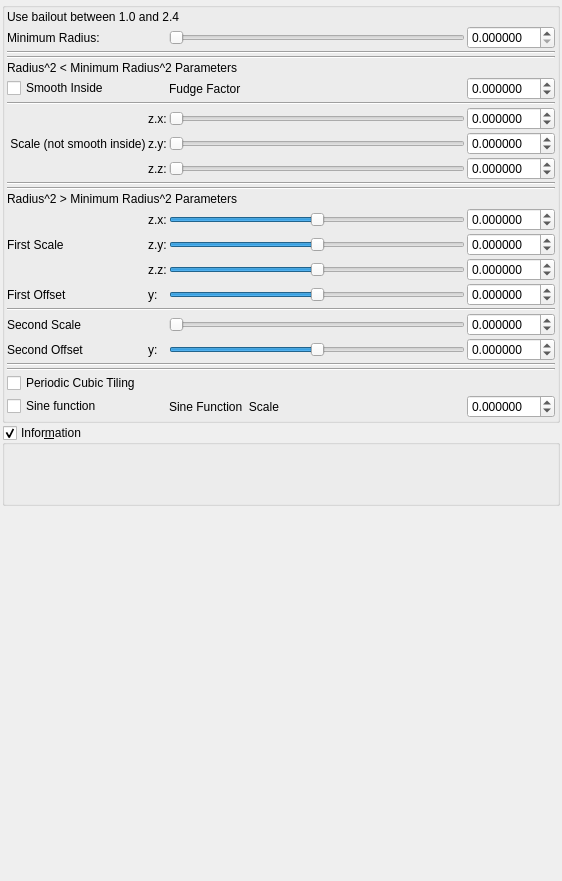
Before: the Qt Designer form mandelbulber2/qt_data/fractal_riemann_bulb_msltoe_mod2.ui in buddhi1980/mandelbulber2, drawn with Qt 5.
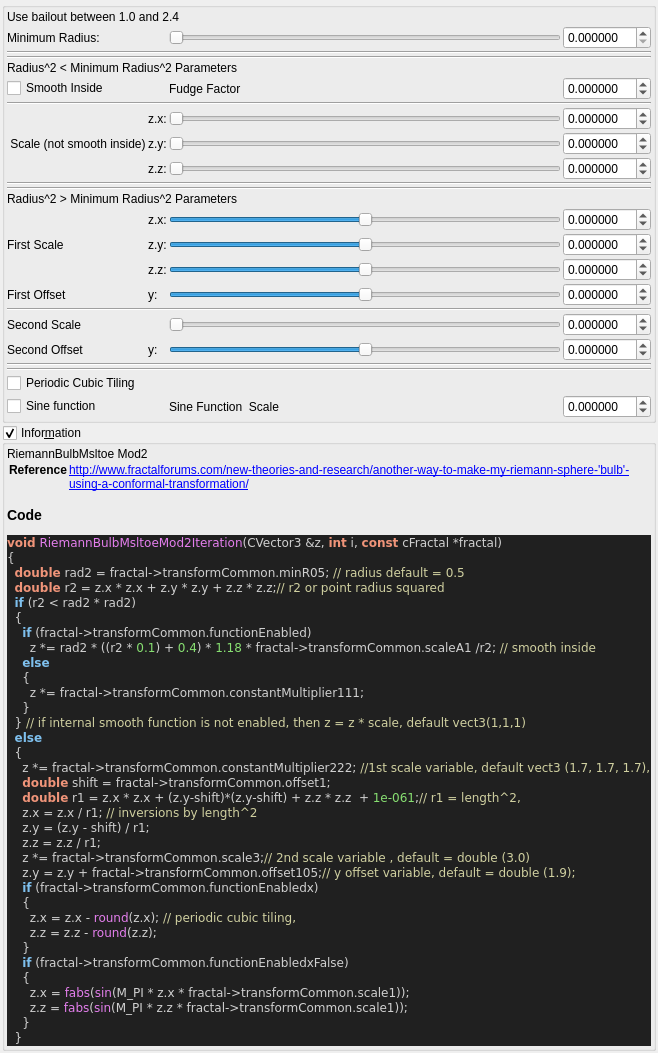
After: the same form once the commit is applied. Custom widgets are drawn as their Qt base class.

Commit message: updated information boxes and formula icons for MsltoeToroidal RiemannBulbMsltoeMod2

What changed in the file:
```diff
--- a/mandelbulber2/qt_data/fractal_riemann_bulb_msltoe_mod2.ui
+++ b/mandelbulber2/qt_data/fractal_riemann_bulb_msltoe_mod2.ui
@@ -880,13 +880,57 @@
       <item>
        <widget class="QLabel" name="label_4">
         <property name="text">
-         <string>&lt;!DOCTYPE HTML PUBLIC &quot;-//W3C//DTD HTML 4.0//EN&quot; &quot;http://www.w3.org/TR/REC-html40/strict.dtd&quot;&gt;
-&lt;html&gt;&lt;head&gt;&lt;meta name=&quot;qrichtext&quot; content=&quot;1&quot; /&gt;&lt;style type=&quot;text/css&quot;&gt;
-p, li { white-space: pre-wrap; }
-&lt;/style&gt;&lt;/head&gt;&lt;body style=&quot; font-family:'Ubuntu'; font-size:11pt; font-weight:400; font-style:normal;&quot;&gt;
-&lt;p style=&quot;-qt-paragraph-type:empty; margin-top:0px; margin-bottom:0px; margin-left:0px; margin-right:0px; -qt-block-indent:0; text-indent:0px;&quot;&gt;&lt;br /&gt;&lt;/p&gt;
-&lt;p style=&quot;-qt-paragraph-type:empty; margin-top:0px; margin-bottom:0px; margin-left:0px; margin-right:0px; -qt-block-indent:0; text-indent:0px; text-decoration: underline;&quot;&gt;&lt;br /&gt;&lt;/p&gt;
-&lt;p style=&quot; margin-top:0px; margin-bottom:0px; margin-left:0px; margin-right:0px; -qt-block-indent:0; text-indent:0px;&quot;&gt;  &lt;/p&gt;&lt;/body&gt;&lt;/html&gt;</string>
+         <string>&lt;p&gt;RiemannBulbMsltoe Mod2&lt;/p&gt;&lt;table&gt;
+&lt;tr&gt;&lt;th&gt;Reference&lt;/th&gt;&lt;td&gt;&lt;a href=&quot;http://www.fractalforums.com/new-theories-and-research/another-way-to-make-my-riemann-sphere-'bulb'-using-a-conformal-transformation/&quot;&gt;http://www.fractalforums.com/new-theories-and-research/another-way-to-make-my-riemann-sphere-'bulb'-using-a-conformal-transformation/&lt;/a&gt;&lt;/td&gt;&lt;/tr&gt;
+&lt;/table&gt;
+&lt;h3&gt;Code&lt;/h3&gt;
+&lt;!DOCTYPE HTML PUBLIC &quot;-//W3C//DTD HTML 4.0 Transitional//EN&quot;&gt;
+&lt;html&gt;
+&lt;head&gt;
+&lt;meta http-equiv=&quot;content-type&quot; content=&quot;text/html; charset=ISO-8859-1&quot;&gt;
+&lt;title&gt;Source file&lt;/title&gt;
+&lt;/head&gt;
+&lt;body style=&quot;background-color:#202020&quot;&gt;
+&lt;pre style=&quot;color:#d0d0d0; background-color:#202020;  font-family:'Courier New';&quot;&gt;&lt;span style=&quot;color:#f09479; font-weight:bold&quot;&gt;void&lt;/span&gt; &lt;span style=&quot;color:#e47eed&quot;&gt;RiemannBulbMsltoeMod2Iteration&lt;/span&gt;&lt;span style=&quot;color:#d0d0d0&quot;&gt;(&lt;/span&gt;CVector3 &lt;span style=&quot;color:#d0d0d0&quot;&gt;&amp;amp;&lt;/span&gt;z&lt;span style=&quot;color:#d0d0d0&quot;&gt;,&lt;/span&gt; &lt;span style=&quot;color:#f09479; font-weight:bold&quot;&gt;int&lt;/span&gt; i&lt;span style=&quot;color:#d0d0d0&quot;&gt;,&lt;/span&gt; &lt;span style=&quot;color:#f09479; font-weight:bold&quot;&gt;const&lt;/span&gt; cFractal &lt;span style=&quot;color:#d0d0d0&quot;&gt;*&lt;/span&gt;fractal&lt;span style=&quot;color:#d0d0d0&quot;&gt;)&lt;/span&gt;
+&lt;span style=&quot;color:#d0d0d0&quot;&gt;{&lt;/span&gt;
+  &lt;span style=&quot;color:#f09479; font-weight:bold&quot;&gt;double&lt;/span&gt; rad2 &lt;span style=&quot;color:#d0d0d0&quot;&gt;=&lt;/span&gt; fractal&lt;span style=&quot;color:#d0d0d0&quot;&gt;-&amp;gt;&lt;/span&gt;transformCommon&lt;span style=&quot;color:#d0d0d0&quot;&gt;.&lt;/span&gt;minR05&lt;span style=&quot;color:#d0d0d0&quot;&gt;;&lt;/span&gt; &lt;span style=&quot;color:#d0d0a0&quot;&gt;// radius default = 0.5&lt;/span&gt;
+  &lt;span style=&quot;color:#f09479; font-weight:bold&quot;&gt;double&lt;/span&gt; r2 &lt;span style=&quot;color:#d0d0d0&quot;&gt;=&lt;/span&gt; z&lt;span style=&quot;color:#d0d0d0&quot;&gt;.&lt;/span&gt;x &lt;span style=&quot;color:#d0d0d0&quot;&gt;*&lt;/span&gt; z&lt;span style=&quot;color:#d0d0d0&quot;&gt;.&lt;/span&gt;x &lt;span style=&quot;color:#d0d0d0&quot;&gt;+&lt;/span&gt; z&lt;span style=&quot;color:#d0d0d0&quot;&gt;.&lt;/span&gt;y &lt;span style=&quot;color:#d0d0d0&quot;&gt;*&lt;/span&gt; z&lt;span style=&quot;color:#d0d0d0&quot;&gt;.&lt;/span&gt;y &lt;span style=&quot;color:#d0d0d0&quot;&gt;+&lt;/span&gt; z&lt;span style=&quot;color:#d0d0d0&quot;&gt;.&lt;/span&gt;z &lt;span style=&quot;color:#d0d0d0&quot;&gt;*&lt;/span&gt; z&lt;span style=&quot;color:#d0d0d0&quot;&gt;.&lt;/span&gt;z&lt;span style=&quot;color:#d0d0d0&quot;&gt;;&lt;/span&gt;&lt;span style=&quot;color:#d0d0a0&quot;&gt;// r2 or point radius squared&lt;/span&gt;
+  &lt;span style=&quot;color:#7ec0ee; font-weight:bold&quot;&gt;if&lt;/span&gt; &lt;span style=&quot;color:#d0d0d0&quot;&gt;(&lt;/span&gt;r2 &lt;span style=&quot;color:#d0d0d0&quot;&gt;&amp;lt;&lt;/span&gt; rad2 &lt;span style=&quot;color:#d0d0d0&quot;&gt;*&lt;/span&gt; rad2&lt;span style=&quot;color:#d0d0d0&quot;&gt;)&lt;/span&gt;
+  &lt;span style=&quot;color:#d0d0d0&quot;&gt;{&lt;/span&gt;
+    &lt;span style=&quot;color:#7ec0ee; font-weight:bold&quot;&gt;if&lt;/span&gt; &lt;span style=&quot;color:#d0d0d0&quot;&gt;(&lt;/span&gt;fractal&lt;span style=&quot;color:#d0d0d0&quot;&gt;-&amp;gt;&lt;/span&gt;transformCommon&lt;span style=&quot;color:#d0d0d0&quot;&gt;.&lt;/span&gt;functionEnabled&lt;span style=&quot;color:#d0d0d0&quot;&gt;)&lt;/span&gt;
+      z &lt;span style=&quot;color:#d0d0d0&quot;&gt;*=&lt;/span&gt; rad2 &lt;span style=&quot;color:#d0d0d0&quot;&gt;* ((&lt;/span&gt;r2 &lt;span style=&quot;color:#d0d0d0&quot;&gt;*&lt;/span&gt; &lt;span style=&quot;color:#87df71&quot;&gt;0.1&lt;/span&gt;&lt;span style=&quot;color:#d0d0d0&quot;&gt;) +&lt;/span&gt; &lt;span style=&quot;color:#87df71&quot;&gt;0.4&lt;/span&gt;&lt;span style=&quot;color:#d0d0d0&quot;&gt;) *&lt;/span&gt; &lt;span style=&quot;color:#87df71&quot;&gt;1.18&lt;/span&gt; &lt;span style=&quot;color:#d0d0d0&quot;&gt;*&lt;/span&gt; fractal&lt;span style=&quot;color:#d0d0d0&quot;&gt;-&amp;gt;&lt;/span&gt;transformCommon&lt;span style=&quot;color:#d0d0d0&quot;&gt;.&lt;/span&gt;scaleA1 &lt;span style=&quot;color:#d0d0d0&quot;&gt;/&lt;/span&gt;r2&lt;span style=&quot;color:#d0d0d0&quot;&gt;;&lt;/span&gt; &lt;span style=&quot;color:#d0d0a0&quot;&gt;// smooth inside&lt;/span&gt;
+    &lt;span style=&quot;color:#7ec0ee; font-weight:bold&quot;&gt;else&lt;/span&gt;
+    &lt;span style=&quot;color:#d0d0d0&quot;&gt;{&lt;/span&gt;
+      z &lt;span style=&quot;color:#d0d0d0&quot;&gt;*=&lt;/span&gt; fractal&lt;span style=&quot;color:#d0d0d0&quot;&gt;-&amp;gt;&lt;/span&gt;transformCommon&lt;span style=&quot;color:#d0d0d0&quot;&gt;.&lt;/span&gt;constantMultiplier111&lt;span style=&quot;color:#d0d0d0&quot;&gt;;&lt;/span&gt;
+    &lt;span style=&quot;color:#d0d0d0&quot;&gt;}&lt;/span&gt;
+  &lt;span style=&quot;color:#d0d0d0&quot;&gt;}&lt;/span&gt; &lt;span style=&quot;color:#d0d0a0&quot;&gt;// if internal smooth function is not enabled, then z = z * scale, default vect3(1,1,1)&lt;/span&gt;
+  &lt;span style=&quot;color:#7ec0ee; font-weight:bold&quot;&gt;else&lt;/span&gt;
+  &lt;span style=&quot;color:#d0d0d0&quot;&gt;{&lt;/span&gt;
+    z &lt;span style=&quot;color:#d0d0d0&quot;&gt;*=&lt;/span&gt; fractal&lt;span style=&quot;color:#d0d0d0&quot;&gt;-&amp;gt;&lt;/span&gt;transformCommon&lt;span style=&quot;color:#d0d0d0&quot;&gt;.&lt;/span&gt;constantMultiplier222&lt;span style=&quot;color:#d0d0d0&quot;&gt;;&lt;/span&gt; &lt;span style=&quot;color:#d0d0a0&quot;&gt;//1st scale variable, default vect3 (1.7, 1.7, 1.7),&lt;/span&gt;
+    &lt;span style=&quot;color:#f09479; font-weight:bold&quot;&gt;double&lt;/span&gt; shift &lt;span style=&quot;color:#d0d0d0&quot;&gt;=&lt;/span&gt; fractal&lt;span style=&quot;color:#d0d0d0&quot;&gt;-&amp;gt;&lt;/span&gt;transformCommon&lt;span style=&quot;color:#d0d0d0&quot;&gt;.&lt;/span&gt;offset1&lt;span style=&quot;color:#d0d0d0&quot;&gt;;&lt;/span&gt;
+    &lt;span style=&quot;color:#f09479; font-weight:bold&quot;&gt;double&lt;/span&gt; r1 &lt;span style=&quot;color:#d0d0d0&quot;&gt;=&lt;/span&gt; z&lt;span style=&quot;color:#d0d0d0&quot;&gt;.&lt;/span&gt;x &lt;span style=&quot;color:#d0d0d0&quot;&gt;*&lt;/span&gt; z&lt;span style=&quot;color:#d0d0d0&quot;&gt;.&lt;/span&gt;x &lt;span style=&quot;color:#d0d0d0&quot;&gt;+ (&lt;/span&gt;z&lt;span style=&quot;color:#d0d0d0&quot;&gt;.&lt;/span&gt;y&lt;span style=&quot;color:#d0d0d0&quot;&gt;-&lt;/span&gt;shift&lt;span style=&quot;color:#d0d0d0&quot;&gt;)*(&lt;/span&gt;z&lt;span style=&quot;color:#d0d0d0&quot;&gt;.&lt;/span&gt;y&lt;span style=&quot;color:#d0d0d0&quot;&gt;-&lt;/span&gt;shift&lt;span style=&quot;color:#d0d0d0&quot;&gt;) +&lt;/span&gt; z&lt;span style=&quot;color:#d0d0d0&quot;&gt;.&lt;/span&gt;z &lt;span style=&quot;color:#d0d0d0&quot;&gt;*&lt;/span&gt; z&lt;span style=&quot;color:#d0d0d0&quot;&gt;.&lt;/span&gt;z  &lt;span style=&quot;color:#d0d0d0&quot;&gt;+&lt;/span&gt; &lt;span style=&quot;color:#87df71&quot;&gt;1e-061&lt;/span&gt;&lt;span style=&quot;color:#d0d0d0&quot;&gt;;&lt;/span&gt;&lt;span style=&quot;color:#d0d0a0&quot;&gt;// r1 = length^2,&lt;/span&gt;
+    z&lt;span style=&quot;color:#d0d0d0&quot;&gt;.&lt;/span&gt;x &lt;span style=&quot;color:#d0d0d0&quot;&gt;=&lt;/span&gt; z&lt;span style=&quot;color:#d0d0d0&quot;&gt;.&lt;/span&gt;x &lt;span style=&quot;color:#d0d0d0&quot;&gt;/&lt;/span&gt; r1&lt;span style=&quot;color:#d0d0d0&quot;&gt;;&lt;/span&gt; &lt;span style=&quot;color:#d0d0a0&quot;&gt;// inversions by length^2&lt;/span&gt;
+    z&lt;span style=&quot;color:#d0d0d0&quot;&gt;.&lt;/span&gt;y &lt;span style=&quot;color:#d0d0d0&quot;&gt;= (&lt;/span&gt;z&lt;span style=&quot;color:#d0d0d0&quot;&gt;.&lt;/span&gt;y &lt;span style=&quot;color:#d0d0d0&quot;&gt;-&lt;/span&gt; shift&lt;span style=&quot;color:#d0d0d0&quot;&gt;) /&lt;/span&gt; r1&lt;span style=&quot;color:#d0d0d0&quot;&gt;;&lt;/span&gt;
+    z&lt;span style=&quot;color:#d0d0d0&quot;&gt;.&lt;/span&gt;z &lt;span style=&quot;color:#d0d0d0&quot;&gt;=&lt;/span&gt; z&lt;span style=&quot;color:#d0d0d0&quot;&gt;.&lt;/span&gt;z &lt;span style=&quot;color:#d0d0d0&quot;&gt;/&lt;/span&gt; r1&lt;span style=&quot;color:#d0d0d0&quot;&gt;;&lt;/span&gt;
+    z &lt;span style=&quot;color:#d0d0d0&quot;&gt;*=&lt;/span&gt; fractal&lt;span style=&quot;color:#d0d0d0&quot;&gt;-&amp;gt;&lt;/span&gt;transformCommon&lt;span style=&quot;color:#d0d0d0&quot;&gt;.&lt;/span&gt;scale3&lt;span style=&quot;color:#d0d0d0&quot;&gt;;&lt;/span&gt;&lt;span style=&quot;color:#d0d0a0&quot;&gt;// 2nd scale variable , default = double (3.0)&lt;/span&gt;
+    z&lt;span style=&quot;color:#d0d0d0&quot;&gt;.&lt;/span&gt;y &lt;span style=&quot;color:#d0d0d0&quot;&gt;=&lt;/span&gt; z&lt;span style=&quot;color:#d0d0d0&quot;&gt;.&lt;/span&gt;y &lt;span style=&quot;color:#d0d0d0&quot;&gt;+&lt;/span&gt; fractal&lt;span style=&quot;color:#d0d0d0&quot;&gt;-&amp;gt;&lt;/span&gt;transformCommon&lt;span style=&quot;color:#d0d0d0&quot;&gt;.&lt;/span&gt;offset105&lt;span style=&quot;color:#d0d0d0&quot;&gt;;&lt;/span&gt;&lt;span style=&quot;color:#d0d0a0&quot;&gt;// y offset variable, default = double (1.9);&lt;/span&gt;
+    &lt;span style=&quot;color:#7ec0ee; font-weight:bold&quot;&gt;if&lt;/span&gt; &lt;span style=&quot;color:#d0d0d0&quot;&gt;(&lt;/span&gt;fractal&lt;span style=&quot;color:#d0d0d0&quot;&gt;-&amp;gt;&lt;/span&gt;transformCommon&lt;span style=&quot;color:#d0d0d0&quot;&gt;.&lt;/span&gt;functionEnabledx&lt;span style=&quot;color:#d0d0d0&quot;&gt;)&lt;/span&gt;
+    &lt;span style=&quot;color:#d0d0d0&quot;&gt;{&lt;/span&gt;
+      z&lt;span style=&quot;color:#d0d0d0&quot;&gt;.&lt;/span&gt;x &lt;span style=&quot;color:#d0d0d0&quot;&gt;=&lt;/span&gt; z&lt;span style=&quot;color:#d0d0d0&quot;&gt;.&lt;/span&gt;x &lt;span style=&quot;color:#d0d0d0&quot;&gt;-&lt;/span&gt; &lt;span style=&quot;color:#e47eed&quot;&gt;round&lt;/span&gt;&lt;span style=&quot;color:#d0d0d0&quot;&gt;(&lt;/span&gt;z&lt;span style=&quot;color:#d0d0d0&quot;&gt;.&lt;/span&gt;x&lt;span style=&quot;color:#d0d0d0&quot;&gt;);&lt;/span&gt; &lt;span style=&quot;color:#d0d0a0&quot;&gt;// periodic cubic tiling,&lt;/span&gt;
+      z&lt;span style=&quot;color:#d0d0d0&quot;&gt;.&lt;/span&gt;z &lt;span style=&quot;color:#d0d0d0&quot;&gt;=&lt;/span&gt; z&lt;span style=&quot;color:#d0d0d0&quot;&gt;.&lt;/span&gt;z &lt;span style=&quot;color:#d0d0d0&quot;&gt;-&lt;/span&gt; &lt;span style=&quot;color:#e47eed&quot;&gt;round&lt;/span&gt;&lt;span style=&quot;color:#d0d0d0&quot;&gt;(&lt;/span&gt;z&lt;span style=&quot;color:#d0d0d0&quot;&gt;.&lt;/span&gt;z&lt;span style=&quot;color:#d0d0d0&quot;&gt;);&lt;/span&gt;
+    &lt;span style=&quot;color:#d0d0d0&quot;&gt;}&lt;/span&gt;
+    &lt;span style=&quot;color:#7ec0ee; font-weight:bold&quot;&gt;if&lt;/span&gt; &lt;span style=&quot;color:#d0d0d0&quot;&gt;(&lt;/span&gt;fractal&lt;span style=&quot;color:#d0d0d0&quot;&gt;-&amp;gt;&lt;/span&gt;transformCommon&lt;span style=&quot;color:#d0d0d0&quot;&gt;.&lt;/span&gt;functionEnabledxFalse&lt;span style=&quot;color:#d0d0d0&quot;&gt;)&lt;/span&gt;
+    &lt;span style=&quot;color:#d0d0d0&quot;&gt;{&lt;/span&gt;
+      z&lt;span style=&quot;color:#d0d0d0&quot;&gt;.&lt;/span&gt;x &lt;span style=&quot;color:#d0d0d0&quot;&gt;=&lt;/span&gt; &lt;span style=&quot;color:#e47eed&quot;&gt;fabs&lt;/span&gt;&lt;span style=&quot;color:#d0d0d0&quot;&gt;(&lt;/span&gt;&lt;span style=&quot;color:#e47eed&quot;&gt;sin&lt;/span&gt;&lt;span style=&quot;color:#d0d0d0&quot;&gt;(&lt;/span&gt;M_PI &lt;span style=&quot;color:#d0d0d0&quot;&gt;*&lt;/span&gt; z&lt;span style=&quot;color:#d0d0d0&quot;&gt;.&lt;/span&gt;x &lt;span style=&quot;color:#d0d0d0&quot;&gt;*&lt;/span&gt; fractal&lt;span style=&quot;color:#d0d0d0&quot;&gt;-&amp;gt;&lt;/span&gt;transformCommon&lt;span style=&quot;color:#d0d0d0&quot;&gt;.&lt;/span&gt;scale1&lt;span style=&quot;color:#d0d0d0&quot;&gt;));&lt;/span&gt;
+      z&lt;span style=&quot;color:#d0d0d0&quot;&gt;.&lt;/span&gt;z &lt;span style=&quot;color:#d0d0d0&quot;&gt;=&lt;/span&gt; &lt;span style=&quot;color:#e47eed&quot;&gt;fabs&lt;/span&gt;&lt;span style=&quot;color:#d0d0d0&quot;&gt;(&lt;/span&gt;&lt;span style=&quot;color:#e47eed&quot;&gt;sin&lt;/span&gt;&lt;span style=&quot;color:#d0d0d0&quot;&gt;(&lt;/span&gt;M_PI &lt;span style=&quot;color:#d0d0d0&quot;&gt;*&lt;/span&gt; z&lt;span style=&quot;color:#d0d0d0&quot;&gt;.&lt;/span&gt;z &lt;span style=&quot;color:#d0d0d0&quot;&gt;*&lt;/span&gt; fractal&lt;span style=&quot;color:#d0d0d0&quot;&gt;-&amp;gt;&lt;/span&gt;transformCommon&lt;span style=&quot;color:#d0d0d0&quot;&gt;.&lt;/span&gt;scale1&lt;span style=&quot;color:#d0d0d0&quot;&gt;));&lt;/span&gt;
+    &lt;span style=&quot;color:#d0d0d0&quot;&gt;}&lt;/span&gt;
+  &lt;span style=&quot;color:#d0d0d0&quot;&gt;}&lt;/span&gt;
+&lt;span style=&quot;color:#d0d0d0&quot;&gt;}&lt;/span&gt;
+&lt;/pre&gt;
+&lt;/body&gt;
+&lt;/html&gt;
+&lt;!--HTML generated by highlight 3.9, http://www.andre-simon.de/--&gt;
+</string>
         </property>
         <property name="wordWrap">
          <bool>true</bool>
```
Left out of the diff: 2 changed lines with no effect on the pictures. The commit also changes 10 other files.
